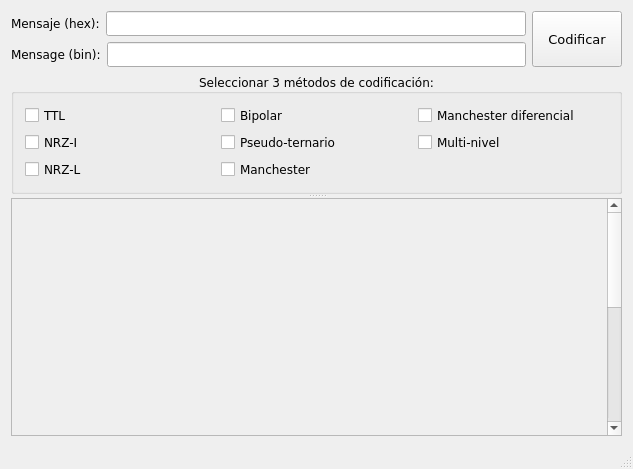
First picture: the form in mainwindow.ui, repository chrishenx/binary-encoding-practice, before the edit.
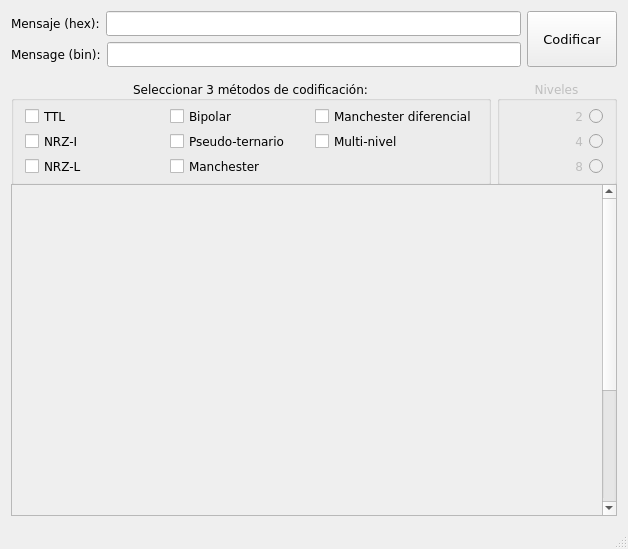
Second picture: the form after the edit. Custom widgets are drawn as their Qt base class.

```diff
--- a/mainwindow.ui
+++ b/mainwindow.ui
@@ -6,8 +6,8 @@
    <rect>
     <x>0</x>
     <y>0</y>
-    <width>633</width>
-    <height>469</height>
+    <width>628</width>
+    <height>549</height>
    </rect>
   </property>
   <property name="font">
@@ -112,10 +112,8 @@
      </layout>
     </item>
     <item>
-     <widget class="QSplitter" name="splitter">
-      <property name="orientation">
-       <enum>Qt::Vertical</enum>
-      </property>
+     <layout class="QHBoxLayout" name="horizontalLayout_7">
+      <item>
       <widget class="QGroupBox" name="groupBox">
        <property name="sizePolicy">
         <sizepolicy hsizetype="Preferred" vsizetype="Fixed">
@@ -126,13 +124,13 @@
        <property name="minimumSize">
         <size>
          <width>0</width>
-         <height>96</height>
+          <height>90</height>
         </size>
        </property>
        <property name="maximumSize">
         <size>
          <width>16777215</width>
-         <height>96</height>
+          <height>90</height>
         </size>
        </property>
        <property name="title">
@@ -148,6 +146,15 @@
         <property name="sizeConstraint">
          <enum>QLayout::SetMinimumSize</enum>
         </property>
+         <property name="topMargin">
+          <number>5</number>
+         </property>
+         <property name="bottomMargin">
+          <number>5</number>
+         </property>
+         <property name="verticalSpacing">
+          <number>4</number>
+         </property>
         <item row="2" column="0">
          <widget class="QCheckBox" name="nrzl_checkBox">
           <property name="sizePolicy">
@@ -262,6 +269,112 @@
        <zorder>manchd_checkBox</zorder>
        <zorder>mniv_checkBox</zorder>
       </widget>
+      </item>
+      <item>
+       <widget class="QGroupBox" name="levelsGroupBox">
+        <property name="enabled">
+         <bool>false</bool>
+        </property>
+        <property name="sizePolicy">
+         <sizepolicy hsizetype="Preferred" vsizetype="Minimum">
+          <horstretch>0</horstretch>
+          <verstretch>0</verstretch>
+         </sizepolicy>
+        </property>
+        <property name="minimumSize">
+         <size>
+          <width>60</width>
+          <height>90</height>
+         </size>
+        </property>
+        <property name="maximumSize">
+         <size>
+          <width>120</width>
+          <height>90</height>
+         </size>
+        </property>
+        <property name="layoutDirection">
+         <enum>Qt::LeftToRight</enum>
+        </property>
+        <property name="title">
+         <string>Niveles</string>
+        </property>
+        <property name="alignment">
+         <set>Qt::AlignCenter</set>
+        </property>
+        <property name="flat">
+         <bool>true</bool>
+        </property>
+        <layout class="QVBoxLayout" name="verticalLayout_4">
+         <property name="spacing">
+          <number>4</number>
+         </property>
+         <property name="sizeConstraint">
+          <enum>QLayout::SetMinimumSize</enum>
+         </property>
+         <property name="topMargin">
+          <number>5</number>
+         </property>
+         <property name="bottomMargin">
+          <number>5</number>
+         </property>
+         <item>
+          <widget class="QRadioButton" name="radioButton">
+           <property name="sizePolicy">
+            <sizepolicy hsizetype="Preferred" vsizetype="Fixed">
+             <horstretch>0</horstretch>
+             <verstretch>0</verstretch>
+            </sizepolicy>
+           </property>
+           <property name="layoutDirection">
+            <enum>Qt::RightToLeft</enum>
+           </property>
+           <property name="autoFillBackground">
+            <bool>false</bool>
+           </property>
+           <property name="text">
+            <string>2</string>
+           </property>
+          </widget>
+         </item>
+         <item>
+          <widget class="QRadioButton" name="radioButton_2">
+           <property name="sizePolicy">
+            <sizepolicy hsizetype="Preferred" vsizetype="Fixed">
+             <horstretch>0</horstretch>
+             <verstretch>0</verstretch>
+            </sizepolicy>
+           </property>
+           <property name="layoutDirection">
+            <enum>Qt::RightToLeft</enum>
+           </property>
+           <property name="text">
+            <string>4</string>
+           </property>
+          </widget>
+         </item>
+         <item>
+          <widget class="QRadioButton" name="radioButton_3">
+           <property name="sizePolicy">
+            <sizepolicy hsizetype="Preferred" vsizetype="Fixed">
+             <horstretch>0</horstretch>
+             <verstretch>0</verstretch>
+            </sizepolicy>
+           </property>
+           <property name="layoutDirection">
+            <enum>Qt::RightToLeft</enum>
+           </property>
+           <property name="text">
+            <string>8</string>
+           </property>
+          </widget>
+         </item>
+        </layout>
+       </widget>
+      </item>
+     </layout>
+    </item>
+    <item>
       <widget class="QScrollArea" name="scrollArea_2">
        <property name="sizePolicy">
         <sizepolicy hsizetype="Expanding" vsizetype="Expanding">
@@ -280,7 +393,7 @@
          <rect>
           <x>0</x>
           <y>0</y>
-          <width>596</width>
+         <width>591</width>
           <height>516</height>
          </rect>
         </property>
@@ -352,7 +465,6 @@
         </layout>
        </widget>
       </widget>
-     </widget>
     </item>
    </layout>
   </widget>
```
Left out of the diff: 48 changed lines with no effect on the pictures. Lines whose indentation alone changed are shown as unchanged.
